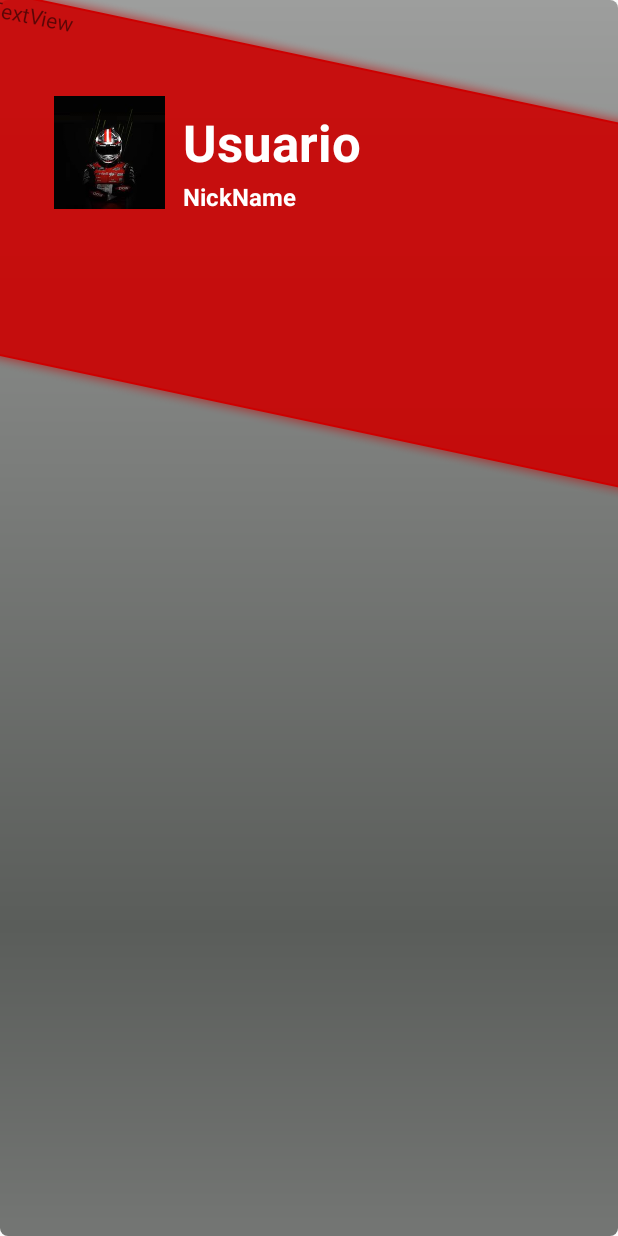
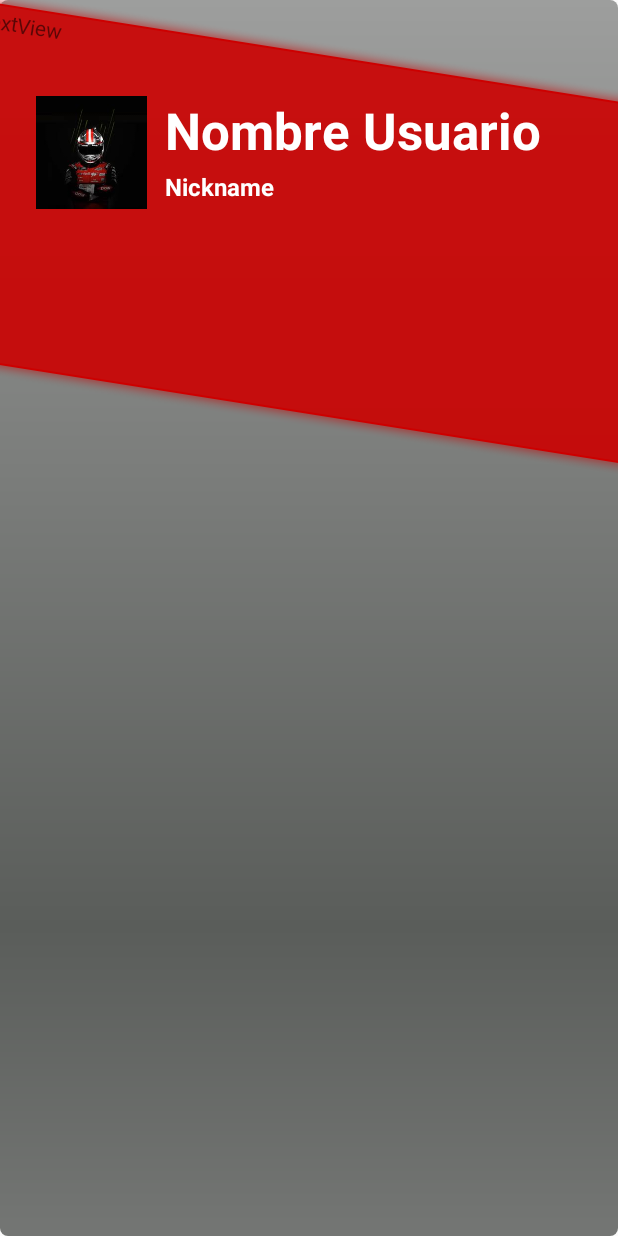
Before and after one commit to MarcoP1993/MySimRacing, an Android app: the MainActivity screen opened directly, with no data from a screen before it, on a phone screen of 412 x 824 dp. Run offline under Robolectric (Android 15) with nearby library versions, the phone set to English and light mode, and no system bars; our stand-ins replace Firebase (no records; nobody signed in at launch, a user with empty details on screens opened directly); Roboto replaces fonts that are not available here.

Commit message:
Version 0.5.1 login casi terminado

```diff
--- a/app/src/main/java/com/example/mysimracing/MainActivity.java
+++ b/app/src/main/java/com/example/mysimracing/MainActivity.java
@@ -26,10 +26,13 @@ public class MainActivity extends AppCompatActivity {
         super.onCreate(savedInstanceState);
         setContentView(R.layout.activity_main);
 
-        nombre_usuario = (TextView) findViewById(R.id.txt_nombre_usuario);
+        firebaseAuth = FirebaseAuth.getInstance();
+
+        databaseReference = FirebaseDatabase.getInstance().getReference();
+
+        nombre_usuario  = (TextView) findViewById(R.id.txt_nombre_usuario);
         nickname_usuario = (TextView) findViewById(R.id.txt_nickname_usuario);
-        databaseReference = FirebaseDatabase.getInstance().getReference();
-        firebaseAuth = FirebaseAuth.getInstance();
+
 
         recuperarInfoUsusario();
 
--- a/app/src/main/res/layout/activity_main.xml
+++ b/app/src/main/res/layout/activity_main.xml
@@ -11,10 +11,10 @@
         android:id="@+id/textView7"
         android:layout_width="508dp"
         android:layout_height="259dp"
-        android:layout_marginBottom="532dp"
+        android:layout_marginBottom="536dp"
         android:background="@android:drawable/alert_dark_frame"
         android:backgroundTint="@android:color/holo_red_dark"
-        android:rotation="12"
+        android:rotation="9"
         android:text="@string/fondo_usuario"
         app:layout_constraintBottom_toBottomOf="parent"
         app:layout_constraintEnd_toEndOf="parent"
@@ -24,24 +24,23 @@
 
     <TextView
         android:id="@+id/txt_nombre_usuario"
-        android:layout_width="128dp"
+        android:layout_width="0dp"
         android:layout_height="48dp"
         android:layout_marginStart="12dp"
-        android:layout_marginTop="8dp"
-        android:layout_marginEnd="16dp"
+        android:layout_marginEnd="24dp"
         android:text="@string/txt_nombre_usuario"
         android:textColor="@color/white"
         android:textSize="34sp"
         android:textStyle="bold"
         app:layout_constraintEnd_toEndOf="parent"
-        app:layout_constraintHorizontal_bias="0.0"
+        app:layout_constraintHorizontal_bias="0.131"
         app:layout_constraintStart_toEndOf="@+id/img_usuario"
         app:layout_constraintTop_toTopOf="@+id/img_usuario" />
 
     <TextView
         android:id="@+id/txt_nickname_usuario"
         android:layout_width="0dp"
-        android:layout_height="wrap_content"
+        android:layout_height="26dp"
         android:text="@string/nickname_usuario"
         android:textColor="@color/white"
         android:textSize="16sp"
@@ -51,13 +50,13 @@
         app:layout_constraintHorizontal_bias="0.0"
         app:layout_constraintStart_toStartOf="@+id/txt_nombre_usuario"
         app:layout_constraintTop_toBottomOf="@+id/txt_nombre_usuario"
-        app:layout_constraintVertical_bias="0.0" />
+        app:layout_constraintVertical_bias="1.0" />
 
     <ImageView
         android:id="@+id/img_usuario"
         android:layout_width="74dp"
         android:layout_height="75dp"
-        android:layout_marginStart="36dp"
+        android:layout_marginStart="24dp"
         android:layout_marginTop="64dp"
         android:background="@drawable/img_2"
         android:contentDescription="@string/imagen_usuario"
--- a/app/src/main/res/layout/activity_registro.xml
+++ b/app/src/main/res/layout/activity_registro.xml
@@ -71,7 +71,6 @@
         android:layout_marginTop="80dp"
         android:background="@color/design_default_color_error"
         android:fontFamily="@font/abeezee"
-        android:onClick="registrarse"
         android:text="@string/btn_registrarse"
         android:textColor="@color/white"
         android:textSize="16sp"
--- a/app/src/main/res/values/strings.xml
+++ b/app/src/main/res/values/strings.xml
@@ -9,7 +9,7 @@
     <string name="txt_registro">Registro</string>
     <string name="edt_e_mail">E-mail</string>
     <string name="edt_nombre_registro">Nombre</string>
-    <string name="edt_apellido">Apellido</string>
+    <string name="edt_apellido">NickName</string>
     <string name="edt_contrasena_registro">Contraseña</string>
     <string name="btn_registrarse">Registrarse</string>
     <string name="edt_email_registro">E-mail</string>
@@ -18,8 +18,8 @@
     <string name="instrucciones_recuperar_cuenta">Introduce tu Email y te enviaremos las instrucciones para recuperar tu cuenta</string>
     <string name="email_example_com">Email@example.com</string>
     <string name="todo">TODO</string>
-    <string name="txt_nombre_usuario">Usuario</string>
-    <string name="nickname_usuario">NickName</string>
+    <string name="txt_nombre_usuario">Nombre Usuario</string>
+    <string name="nickname_usuario">Nickname</string>
     <string name="imagen_usuario">TODO</string>
     <string name="fondo_usuario">TextView</string>
 </resources>
```
Also changed, not shown: app/src/main/java/com/example/mysimracing/RecuperarClaveActivity.java (+66 -0 lines).
